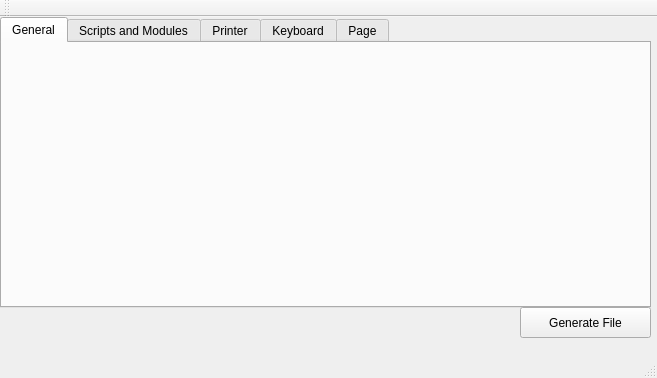
The window that LTSetup/mainwindow.ui (marmstrong6471/LTSetup_Linux) describes before a commit, drawn with Qt 5.
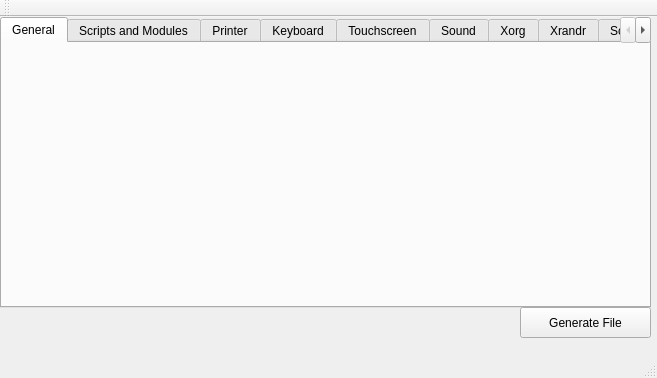
The same window after the commit. The open tabs and pages were chosen to show the change.

Commit message: Tab scrolling functionality.

```diff
--- a/LTSetup/mainwindow.ui
+++ b/LTSetup/mainwindow.ui
@@ -48,7 +48,37 @@
     </widget>
     <widget class="QWidget" name="tab_5">
      <attribute name="title">
-      <string>Page</string>
+      <string>Touchscreen</string>
+     </attribute>
+    </widget>
+    <widget class="QWidget" name="tab_6">
+     <attribute name="title">
+      <string>Sound</string>
+     </attribute>
+    </widget>
+    <widget class="QWidget" name="tab_7">
+     <attribute name="title">
+      <string>Xorg</string>
+     </attribute>
+    </widget>
+    <widget class="QWidget" name="tab_8">
+     <attribute name="title">
+      <string>Xrandr</string>
+     </attribute>
+    </widget>
+    <widget class="QWidget" name="tab_9">
+     <attribute name="title">
+      <string>Screen</string>
+     </attribute>
+    </widget>
+    <widget class="QWidget" name="tab_10">
+     <attribute name="title">
+      <string>LDM</string>
+     </attribute>
+    </widget>
+    <widget class="QWidget" name="tab_11">
+     <attribute name="title">
+      <string>Local Applications</string>
      </attribute>
     </widget>
    </widget>
```
Left out of the diff: 2 changed lines with no effect on the pictures.
